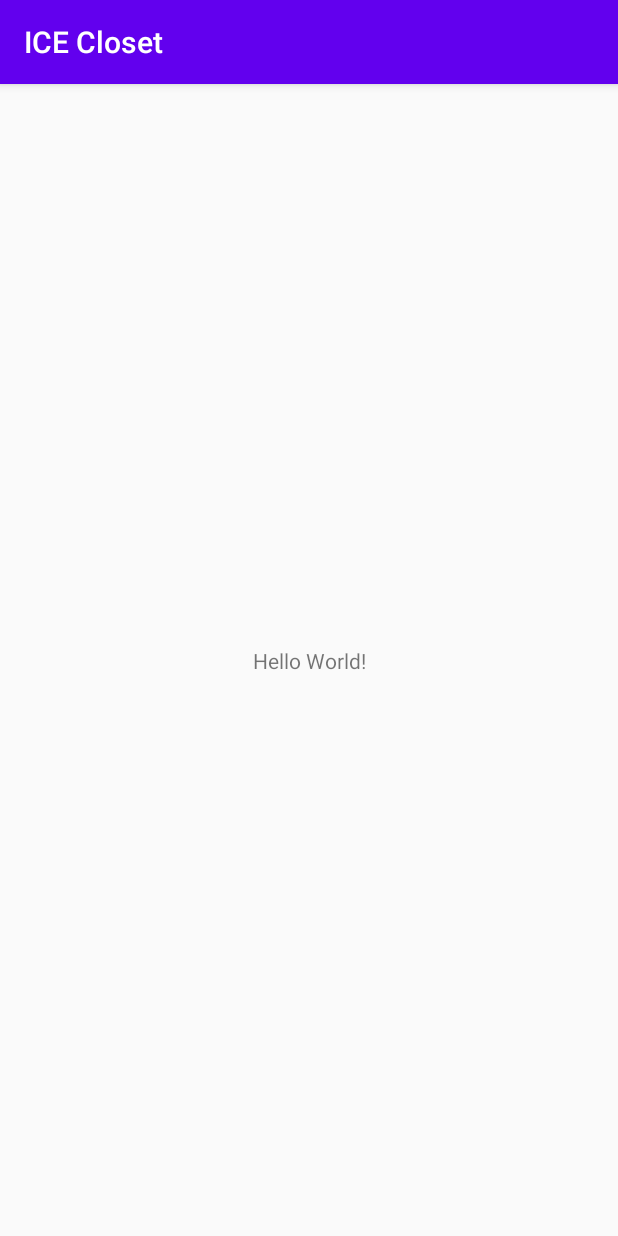
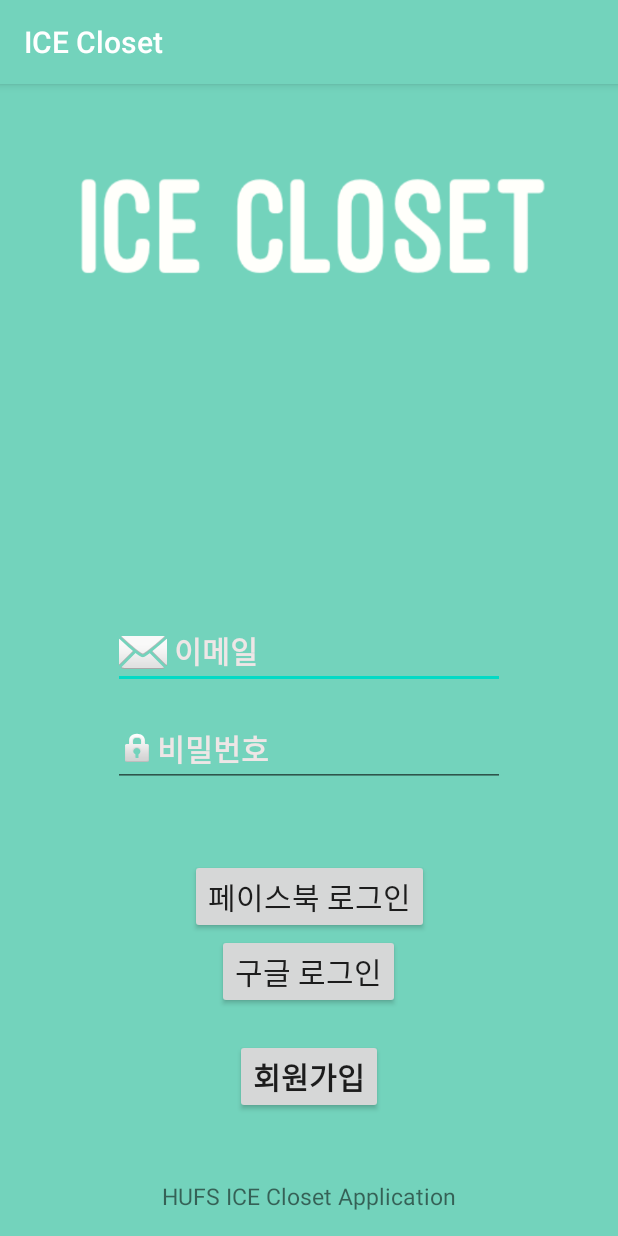
Before and after one commit to ICE-Closet/Closet, an Android app: the screen it shows after launch (MainActivity before the commit, login after it), on a phone screen of 412 x 824 dp. Run offline under Robolectric (Android 15) with nearby library versions, the phone set to English and light mode, and no system bars.

Commit message:
login 구현

```diff
--- a/ICECloset/app/src/main/AndroidManifest.xml
+++ b/ICECloset/app/src/main/AndroidManifest.xml
@@ -9,8 +9,11 @@
         android:roundIcon="@mipmap/ic_launcher_round"
         android:supportsRtl="true"
         android:theme="@style/AppTheme">
-        <activity android:name=".login"></activity>
-        <activity android:name=".MainActivity">
+        <activity android:name=".signup"></activity>
+        <activity android:name=".login" />
+        <activity
+            android:name=".splashLoading"
+            android:theme="@style/SplashTheme">
             <intent-filter>
                 <action android:name="android.intent.action.MAIN" />
 
--- a/ICECloset/app/src/main/java/com/example/icecloset/login.kt
+++ b/ICECloset/app/src/main/java/com/example/icecloset/login.kt
@@ -1,12 +1,21 @@
 package com.example.icecloset
 
+import android.content.Intent
 import androidx.appcompat.app.AppCompatActivity
 import android.os.Bundle
+import kotlinx.android.synthetic.main.activity_login.*
 
 class login : AppCompatActivity() {
 
     override fun onCreate(savedInstanceState: Bundle?) {
         super.onCreate(savedInstanceState)
         setContentView(R.layout.activity_login)
+
+        signup_btn.setOnClickListener {
+            var intent = Intent(applicationContext, signup::class.java)
+            startActivity(intent)
+        }
     }
+
+
 }
--- a/ICECloset/app/src/main/java/com/example/icecloset/MainActivity.kt
+++ b/ICECloset/app/src/main/java/com/example/icecloset/signup.kt
@@ -3,10 +3,10 @@ package com.example.icecloset
 import androidx.appcompat.app.AppCompatActivity
 import android.os.Bundle
 
-class MainActivity : AppCompatActivity() {
+class signup : AppCompatActivity() {
 
     override fun onCreate(savedInstanceState: Bundle?) {
         super.onCreate(savedInstanceState)
-        setContentView(R.layout.activity_main)
+        setContentView(R.layout.activity_signup)
     }
 }
--- /dev/null
+++ b/ICECloset/app/src/main/java/com/example/icecloset/splashLoading.kt
@@ -0,0 +1,18 @@
+package com.example.icecloset
+
+import android.content.Intent
+import androidx.appcompat.app.AppCompatActivity
+import android.os.Bundle
+import android.os.SystemClock
+
+class splashLoading : AppCompatActivity() {
+
+    override fun onCreate(savedInstanceState: Bundle?) {
+        super.onCreate(savedInstanceState)
+
+        SystemClock.sleep(500)
+        val intent = Intent(this, login::class.java)
+        startActivity(intent)
+        finish()
+    }
+}
--- /dev/null
+++ b/ICECloset/app/src/main/res/drawable/color_change.xml
@@ -0,0 +1,13 @@
+<?xml version="1.0" encoding="utf-8"?>
+<selector xmlns:android = "http://schemas.android.com/apk/res/android">
+    <item android:state_enabled="false">
+        <shape>
+            <solid android:color="#73D3BC"></solid>
+        </shape>
+    </item>
+    <item android:state_pressed="true">
+        <shape>
+            <solid android:color="#73D3BC"></solid>
+        </shape>
+    </item>
+</selector>
--- /dev/null
+++ b/ICECloset/app/src/main/res/drawable/password.xml
@@ -0,0 +1,9 @@
+<vector xmlns:android="http://schemas.android.com/apk/res/android"
+        android:width="24dp"
+        android:height="24dp"
+        android:viewportWidth="24.0"
+        android:viewportHeight="24.0">
+    <path
+        android:fillColor="#FF000000"
+        android:pathData="M12,17c1.1,0 2,-0.9 2,-2s-0.9,-2 -2,-2 -2,0.9 -2,2 0.9,2 2,2zM18,8h-1L17,6c0,-2.76 -2.24,-5 -5,-5S7,3.24 7,6v2L6,8c-1.1,0 -2,0.9 -2,2v10c0,1.1 0.9,2 2,2h12c1.1,0 2,-0.9 2,-2L20,10c0,-1.1 -0.9,-2 -2,-2zM8.9,6c0,-1.71 1.39,-3.1 3.1,-3.1s3.1,1.39 3.1,3.1v2L8.9,8L8.9,6zM18,20L6,20L6,10h12v10z"/>
+</vector>
--- /dev/null
+++ b/ICECloset/app/src/main/res/drawable/splash_loading.xml
@@ -0,0 +1,12 @@
+<?xml version="1.0" encoding="utf-8"?>
+<layer-list xmlns:android = "http://schemas.android.com/apk/res/android">
+    <item
+        android:drawable="@color/colorPrimary"/>
+    <item>
+        <bitmap
+            android:gravity="center"
+            android:tileMode="disabled"
+            android:src="@drawable/loadingimg"/>
+
+    </item>
+</layer-list>
--- /dev/null
+++ b/ICECloset/app/src/main/res/font/fontstyle.xml
@@ -0,0 +1,7 @@
+<?xml version="1.0" encoding="utf-8"?>
+<font-family xmlns:android="http://schemas.android.com/apk/res/android">
+    <font
+        android:fontStyle="normal"
+        android:fontWeight="400"
+        android:font="@font/ostrich"/>
+</font-family>
--- a/ICECloset/app/src/main/res/layout/activity_login.xml
+++ b/ICECloset/app/src/main/res/layout/activity_login.xml
@@ -4,6 +4,95 @@
     xmlns:tools="http://schemas.android.com/tools"
     android:layout_width="match_parent"
     android:layout_height="match_parent"
+    android:background="@color/colorPrimary"
     tools:context=".login">
 
+    <ImageView
+        android:id="@+id/app_name"
+        android:layout_width="379dp"
+        android:layout_height="86dp"
+        android:layout_marginTop="48dp"
+        android:layout_marginBottom="23dp"
+        app:layout_constraintBottom_toTopOf="@+id/user_pw"
+        app:layout_constraintEnd_toEndOf="parent"
+        app:layout_constraintStart_toStartOf="parent"
+        app:layout_constraintTop_toTopOf="parent"
+        app:layout_constraintVertical_bias="0.0"
+        app:srcCompat="@drawable/appname" />
+
+    <EditText
+        android:id="@+id/user_id"
+        android:layout_width="261dp"
+        android:layout_height="49dp"
+        android:layout_marginBottom="16dp"
+        android:drawableLeft="@android:drawable/ic_dialog_email"
+        android:hint=" 이메일"
+        android:textColor="#EEE6E6"
+        android:textColorHint="#EEE6E6"
+        android:textSize="20sp"
+        android:textStyle="bold"
+        app:layout_constraintBottom_toTopOf="@+id/user_pw"
+        app:layout_constraintEnd_toEndOf="parent"
+        app:layout_constraintStart_toStartOf="parent" />
+
+
+    <EditText
+        android:id="@+id/user_pw"
+        android:layout_width="261dp"
+        android:layout_height="49dp"
+        android:layout_marginBottom="48dp"
+        android:drawableLeft="@android:drawable/ic_lock_idle_lock"
+        android:hint="비밀번호"
+        android:textColorHint="#EEE6E6"
+        android:textSize="20sp"
+        android:textStyle="bold"
+        app:layout_constraintBottom_toTopOf="@+id/facebook_btn"
+        app:layout_constraintEnd_toEndOf="parent"
+        app:layout_constraintStart_toStartOf="parent" />
+
+
+    <Button
+        android:id="@+id/facebook_btn"
+        android:layout_width="wrap_content"
+        android:layout_height="wrap_content"
+        android:text="페이스북 로그인"
+        android:textSize="20sp"
+        app:layout_constraintBottom_toTopOf="@+id/google_btn"
+        app:layout_constraintEnd_toEndOf="parent"
+        app:layout_constraintStart_toStartOf="parent" />
+
+    <Button
+        android:id="@+id/google_btn"
+        android:layout_width="wrap_content"
+        android:layout_height="wrap_content"
+        android:layout_marginBottom="20dp"
+        android:text="구글 로그인"
+        android:textSize="20sp"
+        app:layout_constraintBottom_toTopOf="@+id/signup_btn"
+        app:layout_constraintEnd_toEndOf="parent"
+        app:layout_constraintHorizontal_bias="0.498"
+        app:layout_constraintStart_toStartOf="parent" />
+
+    <Button
+        android:id="@+id/signup_btn"
+        android:layout_width="wrap_content"
+        android:layout_height="wrap_content"
+        android:layout_marginBottom="44dp"
+        android:fontFamily="@font/ostrich"
+        android:text="회원가입"
+        android:textSize="20sp"
+        app:layout_constraintBottom_toTopOf="@+id/createBy"
+        app:layout_constraintEnd_toEndOf="parent"
+        app:layout_constraintStart_toStartOf="parent" />
+
+    <TextView
+        android:id="@+id/createBy"
+        android:layout_width="wrap_content"
+        android:layout_height="wrap_content"
+        android:layout_marginBottom="16dp"
+        android:text="HUFS ICE Closet Application"
+        android:textSize="15sp"
+        app:layout_constraintBottom_toBottomOf="parent"
+        app:layout_constraintEnd_toEndOf="parent"
+        app:layout_constraintStart_toStartOf="parent" />
 </androidx.constraintlayout.widget.ConstraintLayout>
--- a/ICECloset/app/src/main/res/layout/activity_main.xml
+++ b/ICECloset/app/src/main/res/layout/activity_signup.xml
@@ -4,15 +4,6 @@
     xmlns:tools="http://schemas.android.com/tools"
     android:layout_width="match_parent"
     android:layout_height="match_parent"
-    tools:context=".MainActivity">
-
-    <TextView
-        android:layout_width="wrap_content"
-        android:layout_height="wrap_content"
-        android:text="Hello World!"
-        app:layout_constraintBottom_toBottomOf="parent"
-        app:layout_constraintLeft_toLeftOf="parent"
-        app:layout_constraintRight_toRightOf="parent"
-        app:layout_constraintTop_toTopOf="parent" />
+    tools:context=".signup">
 
 </androidx.constraintlayout.widget.ConstraintLayout>
--- a/ICECloset/app/src/main/res/values/colors.xml
+++ b/ICECloset/app/src/main/res/values/colors.xml
@@ -1,6 +1,6 @@
 <?xml version="1.0" encoding="utf-8"?>
 <resources>
-    <color name="colorPrimary">#6200EE</color>
-    <color name="colorPrimaryDark">#3700B3</color>
+    <color name="colorPrimary">#73D3BC</color>
+    <color name="colorPrimaryDark">#99D3BC</color>
     <color name="colorAccent">#03DAC5</color>
 </resources>
--- a/ICECloset/app/src/main/res/values/styles.xml
+++ b/ICECloset/app/src/main/res/values/styles.xml
@@ -7,5 +7,8 @@
         <item name="colorPrimaryDark">@color/colorPrimaryDark</item>
         <item name="colorAccent">@color/colorAccent</item>
     </style>
+    <style name="SplashTheme" parent="Theme.AppCompat.NoActionBar">
+        <item name="android:windowBackground">@drawable/splash_loading</item>
+    </style>
 
 </resources>
```
Also changed, not shown: ICECloset/app/src/main/res/drawable/appname.png (added), ICECloset/app/src/main/res/drawable/loadingimg.png (added), ICECloset/app/src/main/res/font/ostrich.ttf (added).
